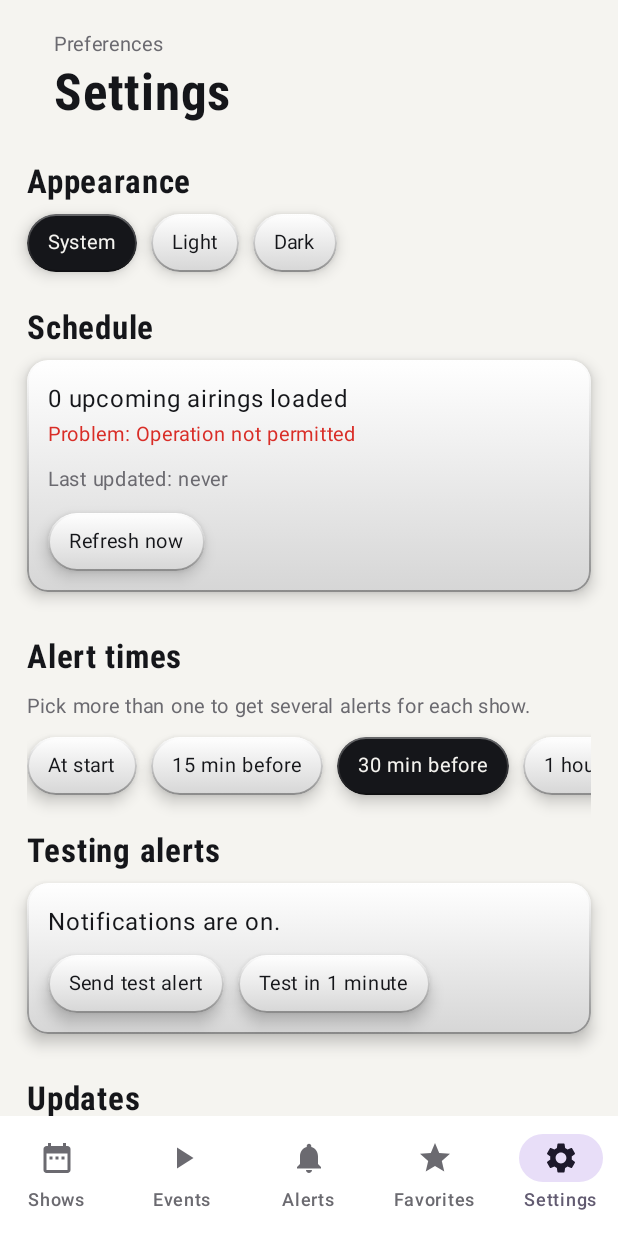
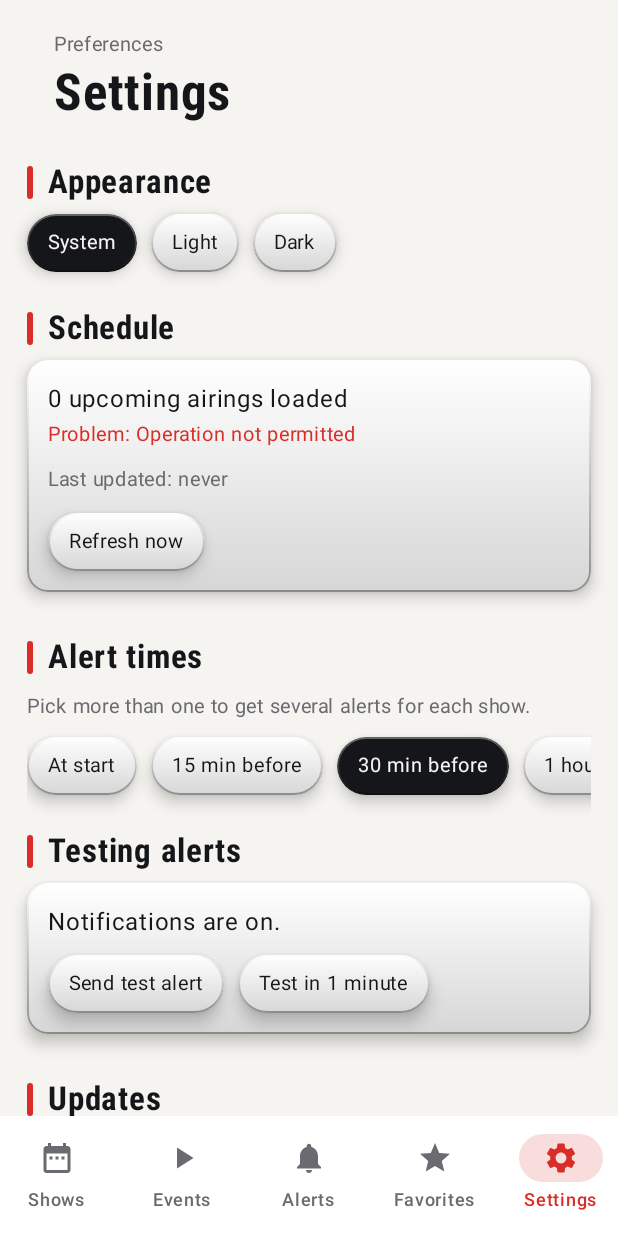
Before and after one commit to Juincy/Ringside-Alert, an Android app built with Jetpack Compose: the screen it shows after launch (MainActivity), item 5 of the bottom bar chosen, on a phone screen of 412 x 824 dp. Run offline under Robolectric (Android 15) with nearby library versions, the phone set to English and light mode, and no system bars; network calls fail; 3 statements that could not run were skipped.

Commit message:
Add files via upload

```diff
--- a/app/src/main/java/com/juincy/ringsidealert/MainActivity.kt
+++ b/app/src/main/java/com/juincy/ringsidealert/MainActivity.kt
@@ -9,7 +9,9 @@ import androidx.activity.compose.rememberLauncherForActivityResult
 import androidx.activity.compose.setContent
 import androidx.activity.result.contract.ActivityResultContracts
 import androidx.activity.enableEdgeToEdge
+import androidx.compose.animation.Crossfade
 import androidx.compose.foundation.layout.Box
+import androidx.compose.foundation.layout.fillMaxSize
 import androidx.compose.foundation.layout.padding
 import androidx.compose.material.icons.Icons
 import androidx.compose.material.icons.filled.DateRange
@@ -21,10 +23,15 @@ import androidx.compose.material3.Icon
 import androidx.compose.material3.MaterialTheme
 import androidx.compose.material3.NavigationBar
 import androidx.compose.material3.NavigationBarItem
+import androidx.compose.material3.NavigationBarItemDefaults
 import androidx.compose.material3.Scaffold
 import androidx.compose.material3.Text
 import androidx.compose.runtime.Composable
 import androidx.compose.runtime.LaunchedEffect
+import androidx.compose.runtime.getValue
+import androidx.compose.runtime.mutableStateOf
+import androidx.compose.runtime.saveable.rememberSaveable
+import androidx.compose.runtime.setValue
 import androidx.compose.ui.Modifier
 import kotlinx.coroutines.Dispatchers
 import kotlinx.coroutines.withContext
@@ -68,10 +75,13 @@ fun AppRoot() {
         }
     }
     BackHandler(enabled = Store.open != null) { Store.open = null }
+    var splash by rememberSaveable { mutableStateOf(true) }
+    Box(Modifier.fillMaxSize()) {
         Scaffold(
             containerColor = MaterialTheme.colorScheme.background,
             bottomBar = {
                 NavigationBar(containerColor = MaterialTheme.colorScheme.surface) {
+                    val cs = MaterialTheme.colorScheme
                     listOf(
                         "Shows" to Icons.Filled.DateRange,
                         "Events" to Icons.Filled.PlayArrow,
@@ -84,21 +94,31 @@ fun AppRoot() {
                             onClick = { Store.tab = i; Store.open = null },
                             icon = { Icon(icon, label) },
                             label = { Text(label) },
+                            colors = NavigationBarItemDefaults.colors(
+                                selectedIconColor = cs.primary,
+                                selectedTextColor = cs.primary,
+                                indicatorColor = cs.primary.copy(alpha = 0.16f),
+                                unselectedIconColor = cs.onSurfaceVariant,
+                                unselectedTextColor = cs.onSurfaceVariant,
+                            ),
                         )
                     }
                 }
             },
         ) { pad ->
             Box(Modifier.padding(pad)) {
-            val open = Store.open
+                Crossfade(targetState = Pair(Store.open, Store.tab), label = "screen") { (open, tab) ->
                     when {
                         open != null -> DetailScreen(open)
-                Store.tab == 0 -> ShowsScreen()
-                Store.tab == 1 -> EventsScreen()
-                Store.tab == 2 -> AlertsScreen()
-                Store.tab == 3 -> FavoritesScreen()
+                        tab == 0 -> ShowsScreen()
+                        tab == 1 -> EventsScreen()
+                        tab == 2 -> AlertsScreen()
+                        tab == 3 -> FavoritesScreen()
                         else -> SettingsScreen()
                     }
                 }
             }
         }
+        if (splash) Splash { splash = false }
+    }
+}
--- /dev/null
+++ b/app/src/main/java/com/juincy/ringsidealert/Splash.kt
@@ -0,0 +1,112 @@
+package com.juincy.ringsidealert
+
+import androidx.compose.animation.core.Animatable
+import androidx.compose.animation.core.FastOutSlowInEasing
+import androidx.compose.animation.core.LinearEasing
+import androidx.compose.animation.core.tween
+import androidx.compose.foundation.Image
+import androidx.compose.foundation.background
+import androidx.compose.foundation.clickable
+import androidx.compose.foundation.interaction.MutableInteractionSource
+import androidx.compose.foundation.layout.Arrangement
+import androidx.compose.foundation.layout.Box
+import androidx.compose.foundation.layout.Column
+import androidx.compose.foundation.layout.fillMaxSize
+import androidx.compose.foundation.layout.fillMaxWidth
+import androidx.compose.foundation.layout.height
+import androidx.compose.foundation.layout.offset
+import androidx.compose.foundation.layout.size
+import androidx.compose.material3.Text
+import androidx.compose.runtime.Composable
+import androidx.compose.runtime.LaunchedEffect
+import androidx.compose.runtime.remember
+import androidx.compose.ui.Alignment
+import androidx.compose.ui.Modifier
+import androidx.compose.ui.graphics.Color
+import androidx.compose.ui.graphics.TransformOrigin
+import androidx.compose.ui.graphics.graphicsLayer
+import androidx.compose.ui.res.painterResource
+import androidx.compose.ui.unit.dp
+import androidx.compose.ui.unit.sp
+import kotlinx.coroutines.delay
+import kotlinx.coroutines.launch
+
+/** Startup animation: ropes draw in, the bell pops up and rings, the name fades in, then it fades away. Tap to skip. */
+@Composable
+fun Splash(onDone: () -> Unit) {
+    val enter = remember { Animatable(0f) }
+    val swing = remember { Animatable(0f) }
+    val pulse = remember { Animatable(0f) }
+    val fade = remember { Animatable(1f) }
+
+    LaunchedEffect(Unit) {
+        enter.animateTo(1f, tween(550, easing = FastOutSlowInEasing))
+        launch { pulse.animateTo(1f, tween(900, easing = LinearEasing)) }
+        swing.animateTo(14f, tween(110))
+        swing.animateTo(-12f, tween(170))
+        swing.animateTo(9f, tween(150))
+        swing.animateTo(-6f, tween(140))
+        swing.animateTo(3f, tween(120))
+        swing.animateTo(0f, tween(120))
+        delay(500)
+        fade.animateTo(0f, tween(350))
+        onDone()
+    }
+
+    Box(
+        Modifier.fillMaxSize()
+            .graphicsLayer { alpha = fade.value }
+            .background(Color(0xFF0B0C10))
+            .clickable(interactionSource = remember { MutableInteractionSource() }, indication = null) { onDone() },
+        contentAlignment = Alignment.Center,
+    ) {
+        Column(
+            Modifier.fillMaxWidth().offset(y = (-65).dp),
+            verticalArrangement = Arrangement.spacedBy(30.dp),
+        ) {
+            repeat(3) {
+                Box(
+                    Modifier.fillMaxWidth().height(4.dp)
+                        .graphicsLayer { scaleX = enter.value; alpha = 0.9f * enter.value }
+                        .background(Color(0xFF2B2C38)),
+                )
+            }
+        }
+        Column(horizontalAlignment = Alignment.CenterHorizontally) {
+            Box(Modifier.size(260.dp), contentAlignment = Alignment.Center) {
+                Image(
+                    painterResource(R.drawable.logo_waves), null,
+                    Modifier.fillMaxSize().graphicsLayer {
+                        val s = 0.9f + 0.18f * pulse.value
+                        scaleX = s
+                        scaleY = s
+                        alpha = enter.value * (1f - 0.4f * pulse.value)
+                    },
+                )
+                Image(
+                    painterResource(R.drawable.logo_bell), null,
+                    Modifier.fillMaxSize().graphicsLayer {
+                        val s = 0.55f + 0.45f * enter.value
+                        scaleX = s
+                        scaleY = s
+                        alpha = enter.value
+                        rotationZ = swing.value
+                        transformOrigin = TransformOrigin(0.5f, 0.3f)
+                    },
+                )
+            }
+            Text(
+                "RINGSIDE", color = Color(0xFFF4F3EF), fontFamily = Dsp, fontSize = 46.sp, letterSpacing = 5.sp,
+                modifier = Modifier.graphicsLayer { alpha = enter.value; translationY = (1f - enter.value) * 40f },
+            )
+            Text(
+                "ALERT", color = Color(0xFFF0463F), fontFamily = Dsp, fontSize = 46.sp, letterSpacing = 9.sp,
+                modifier = Modifier.graphicsLayer { alpha = enter.value; translationY = (1f - enter.value) * 40f },
+            )
+            Text(
+                "Never miss a wrestling show", color = Color(0xFF9A98A0), fontSize = 13.sp,
+                modifier = Modifier.graphicsLayer { alpha = enter.value },
+            )
+        }
+    }
+}
--- /dev/null
+++ b/app/src/main/res/drawable/logo_bell.xml
@@ -0,0 +1,14 @@
+<vector xmlns:android="http://schemas.android.com/apk/res/android" android:width="108dp" android:height="108dp" android:viewportWidth="108" android:viewportHeight="108">
+    <path android:fillColor="#E5322D" android:pathData="M54,31 C42,31 36,41 36,53 L36,62 L30,70 L78,70 L72,62 L72,53 C72,41 66,31 54,31 Z" />
+    <path android:strokeColor="#5E0F0D" android:strokeWidth="1.1" android:strokeLineCap="round" android:strokeLineJoin="round" android:pathData="M54,31 C42,31 36,41 36,53 L36,62 L30,70 L78,70 L72,62 L72,53 C72,41 66,31 54,31 Z" />
+    <path android:fillColor="#FF7A72" android:pathData="M54,33.5 C45,33.5 39,42 39,53 L39,61 L34.5,68 L39.5,68 L43.5,61 L43.5,53 C43.5,44 47.5,37.5 54,35.8 Z" />
+    <path android:fillColor="#8F1915" android:pathData="M54,33.5 C63,33.5 69,42 69,53 L69,61 L73.5,68 L68.5,68 L64.5,61 L64.5,53 C64.5,44 60.5,37.5 54,35.8 Z" />
+    <path android:fillColor="#8F1915" android:fillAlpha="0.55" android:pathData="M36.4,60 Q54,64.2 71.6,60 L71.8,62.2 Q54,66.4 36.2,62.2 Z" />
+    <path android:fillColor="#FFFFFF" android:fillAlpha="0.55" android:pathData="M44.5,42 C45.5,38.8 48.2,36.6 51.4,35.9 C49.6,38.2 48.2,40.6 47.6,43.6 C46.4,43.6 45.4,43.2 44.5,42 Z" />
+    <path android:fillColor="#C42620" android:pathData="M30,70 h48 a2.5,2.5 0 0 1 0,5 h-48 a2.5,2.5 0 0 1 0,-5 z" />
+    <path android:fillColor="#FF7A72" android:pathData="M31.8,71.1 h44.4 a1.1,1.1 0 0 1 0,1.3 h-44.4 a1.1,1.1 0 0 1 0,-1.3 z" />
+    <path android:fillColor="#F2B632" android:pathData="M50.4,27.5 a3.6,3.6 0 1 0 7.2,0 a3.6,3.6 0 1 0 -7.2,0 z" />
+    <path android:fillColor="#FFE9A8" android:pathData="M51.6,26.3 a1.2,1.2 0 1 0 2.4,0 a1.2,1.2 0 1 0 -2.4,0 z" />
+    <path android:fillColor="#F2B632" android:pathData="M48.5,80 a5.5,5.5 0 1 0 11,0 a5.5,5.5 0 1 0 -11,0 z" />
+    <path android:fillColor="#FFE9A8" android:pathData="M50.6,78.2 a1.7,1.7 0 1 0 3.4,0 a1.7,1.7 0 1 0 -3.4,0 z" />
+</vector>
--- /dev/null
+++ b/app/src/main/res/drawable/logo_waves.xml
@@ -0,0 +1,6 @@
+<vector xmlns:android="http://schemas.android.com/apk/res/android" android:width="108dp" android:height="108dp" android:viewportWidth="108" android:viewportHeight="108">
+    <path android:strokeColor="#F2B632" android:strokeWidth="3.2" android:strokeLineCap="round" android:pathData="M28,46 Q24,54 28,62" />
+    <path android:strokeColor="#F2B632" android:strokeWidth="3.2" android:strokeLineCap="round" android:pathData="M23,42 Q17,54 23,66" />
+    <path android:strokeColor="#F2B632" android:strokeWidth="3.2" android:strokeLineCap="round" android:pathData="M80,46 Q84,54 80,62" />
+    <path android:strokeColor="#F2B632" android:strokeWidth="3.2" android:strokeLineCap="round" android:pathData="M85,42 Q91,54 85,66" />
+</vector>
--- /dev/null
+++ b/app/src/main/res/values-v31/themes.xml
@@ -0,0 +1,7 @@
+<?xml version="1.0" encoding="utf-8"?>
+<resources>
+    <style name="Theme.RingsideAlert" parent="@android:style/Theme.Material.NoActionBar">
+        <item name="android:windowBackground">#0B0C10</item>
+        <item name="android:windowSplashScreenBackground">#0F1015</item>
+    </style>
+</resources>
--- a/app/src/main/res/values/themes.xml
+++ b/app/src/main/res/values/themes.xml
@@ -1,4 +1,6 @@
 <?xml version="1.0" encoding="utf-8"?>
 <resources>
-    <style name="Theme.RingsideAlert" parent="@android:style/Theme.Material.NoActionBar" />
+    <style name="Theme.RingsideAlert" parent="@android:style/Theme.Material.NoActionBar">
+        <item name="android:windowBackground">#0B0C10</item>
+    </style>
 </resources>
```
Also changed, not shown: app/src/main/java/com/juincy/ringsidealert/Ui.kt (+41 -5 lines), app/src/main/res/drawable/ic_launcher_background.xml (+9 -4 lines), app/src/main/res/drawable/ic_launcher_foreground.xml (+8 -2 lines), 4 other files. Lines whose indentation alone changed are shown as unchanged.
